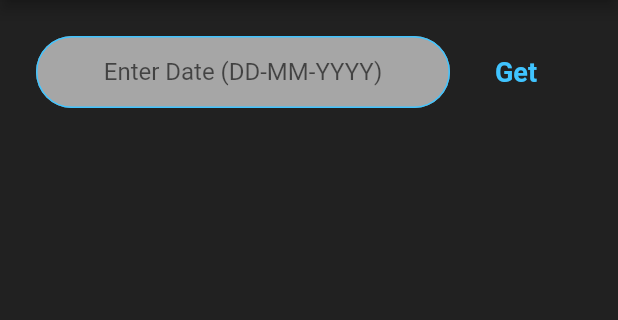
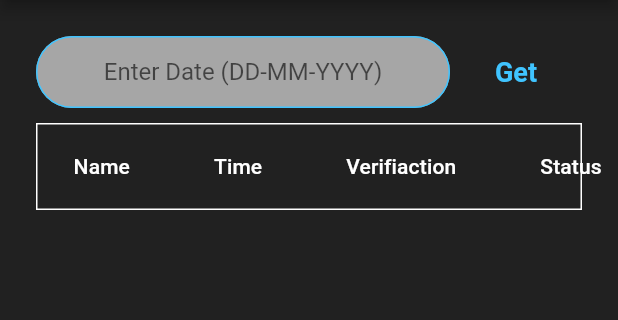
Before and after one commit to shabesa/Attendance_Viewer, a Flutter app: the DataScreen screen opened by its route, after a tap on "Get", on a phone screen of 412 x 824 dp, the part 84-404 px from its top. Run offline on Flutter 3.47's test engine with Material 2 defaults, Android fonts, the phone set to English and light mode, and no system bars; our stand-ins replace animated_text_kit, cloud_firestore, firebase_auth, firebase_core, modal_progress_hud; accounts and stored records are empty.

Commit message:
added datapage data table

```diff
--- a/lib/screens/data_screen.dart
+++ b/lib/screens/data_screen.dart
@@ -5,6 +5,7 @@ import 'package:cloud_firestore/cloud_firestore.dart';
 
 final _firestore = FirebaseFirestore.instance;
 User loggedInUser;
+String getForDate;
 
 class DataScreen extends StatefulWidget {
   static const String id = 'data_screen';
@@ -79,7 +80,12 @@ class _DataScreenState extends State<DataScreen> {
                       ),
                     ),
                     FlatButton(
-                      onPressed: (){},
+                      onPressed: () {
+                        setState(() {
+                          getForDate = date;
+                        });
+                        print(Text('Getting data for $date'));
+                      },
                       child: Text(
                         'Get',
                         style: kSendButtonTextStyle,
@@ -89,12 +95,80 @@ class _DataScreenState extends State<DataScreen> {
                 ),
               ),
               SizedBox(
-                height: 24,
+                height: 10,
               ),
+              DataFetch(),
             ],
           ),
         ),
       ),
     );
   }
+
+  void getData() {
+    final stream = _firestore.collection(getForDate).snapshots();
+  }
 }
+
+class DataFetch extends StatelessWidget {
+  @override
+  Widget build(BuildContext context) {
+    return StreamBuilder<QuerySnapshot>(
+      stream: _firestore.collection(getForDate == null ? '0': getForDate).snapshots(),
+      //ignore: missing_return
+      builder: (context, snapshot) {
+        if (!snapshot.hasData) {
+          return Center(
+            child: CircularProgressIndicator(
+              backgroundColor: Colors.lightBlueAccent,
+            ),
+          );
+        }
+        final data = snapshot.data.docs;
+        List<DataRow> rowData = [];
+
+        for (var content in data) {
+          final studentName = content.data()["Name"];
+          final time = content.data()["Time"];
+          final verification = content.data()["Verification"];
+          final status = content.data()["Status"];
+          print(Text('getting'));
+
+          final row = DataRow(
+            cells: <DataCell>[
+              DataCell(Text(studentName, style: TextStyle(color: Colors.white),)),
+              DataCell(Text(time, style: TextStyle(color: Colors.white),)),
+              DataCell(Text(verification, style: TextStyle(color: Colors.white),)),
+              DataCell(Text(status, style: TextStyle(color: Colors.white),)),
+            ],
+          );
+          rowData.add(row);
+        }
+        return Container(
+          child: Center(
+            child: DataTable(
+              decoration: BoxDecoration(
+                border: Border.all(color: Colors.white),
+              ),
+              columns: const <DataColumn>[
+                DataColumn(
+                  label: Text('Name', style: TextStyle(color: Colors.white),),
+                ),
+                DataColumn(
+                  label: Text('Time', style: TextStyle(color: Colors.white),),
+                ),
+                DataColumn(
+                  label: Text('Verifiaction', style: TextStyle(color: Colors.white),),
+                ),
+                DataColumn(
+                  label: Text('Status', style: TextStyle(color: Colors.white),),
+                ),
+              ],
+              rows: rowData,
+            ),
+          ),
+        );
+      },
+    );
+  }
+}
```
